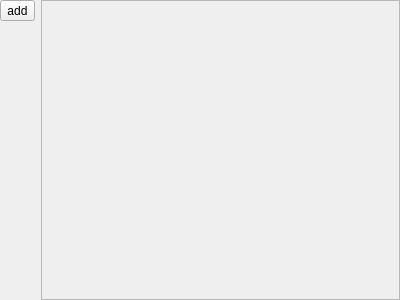
This is src-qt5/core-utils/lumina-config/pages/page_interface_panels.ui in lumina-desktop/lumina as Qt 5 draws it before an edit. The edited form follows.
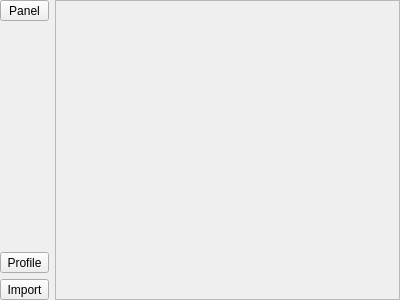
This is the edited form.

Commit message: Update the Interface/Panels page quite a bit: 1) Add a new "profiles" button/menu so the user can apply pre-defined profiles for the interface which correspond to other common system interfaces. 2) Add a new "import" button/menu so the user can quickly move settings from one monitor (even if not current attached/used) to another active monitor. This is very useful if the user changes video cards/drivers or monitors and gets a different monitor ID on their next session, but want to re-use their previous monitor settings.

```diff
--- a/src-qt5/core-utils/lumina-config/pages/page_interface_panels.ui
+++ b/src-qt5/core-utils/lumina-config/pages/page_interface_panels.ui
@@ -30,8 +30,17 @@
     <layout class="QVBoxLayout" name="verticalLayout_5">
      <item>
       <widget class="QToolButton" name="tool_panels_add">
+       <property name="sizePolicy">
+        <sizepolicy hsizetype="Preferred" vsizetype="Fixed">
+         <horstretch>0</horstretch>
+         <verstretch>0</verstretch>
+        </sizepolicy>
+       </property>
        <property name="text">
-        <string notr="true">add</string>
+        <string notr="true">Panel</string>
+       </property>
+       <property name="toolButtonStyle">
+        <enum>Qt::ToolButtonTextUnderIcon</enum>
        </property>
       </widget>
      </item>
@@ -48,6 +57,38 @@
        </property>
       </spacer>
      </item>
+     <item>
+      <widget class="QToolButton" name="tool_profile">
+       <property name="sizePolicy">
+        <sizepolicy hsizetype="Preferred" vsizetype="Fixed">
+         <horstretch>0</horstretch>
+         <verstretch>0</verstretch>
+        </sizepolicy>
+       </property>
+       <property name="text">
+        <string>Profile</string>
+       </property>
+       <property name="popupMode">
+        <enum>QToolButton::InstantPopup</enum>
+       </property>
+       <property name="toolButtonStyle">
+        <enum>Qt::ToolButtonTextUnderIcon</enum>
+       </property>
+      </widget>
+     </item>
+     <item>
+      <widget class="QToolButton" name="tool_import">
+       <property name="text">
+        <string>Import</string>
+       </property>
+       <property name="popupMode">
+        <enum>QToolButton::InstantPopup</enum>
+       </property>
+       <property name="toolButtonStyle">
+        <enum>Qt::ToolButtonTextUnderIcon</enum>
+       </property>
+      </widget>
+     </item>
     </layout>
    </item>
    <item>
@@ -66,7 +107,7 @@
        <rect>
         <x>0</x>
         <y>0</y>
-        <width>353</width>
+        <width>336</width>
         <height>298</height>
        </rect>
       </property>
```
The commit also changes 2 other files.
